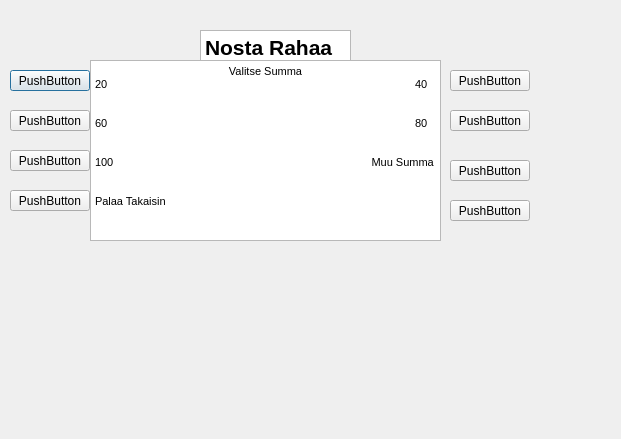
This is bankautomat/nostarahaa.ui in tvt21kmo-bank-project/group_6 as Qt 5 draws it before an edit. The edited form follows.
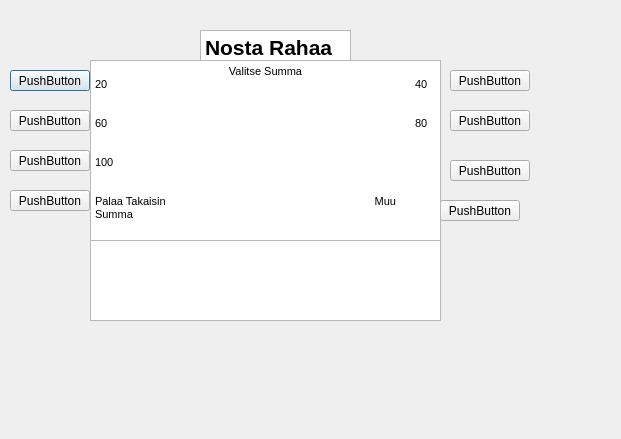
This is the edited form.

What changed in the file:
```diff
--- a/bankautomat/nostarahaa.ui
+++ b/bankautomat/nostarahaa.ui
@@ -94,20 +94,7 @@
   <widget class="QPushButton" name="pushButton_Muu_Summa">
    <property name="geometry">
     <rect>
-     <x>450</x>
-     <y>160</y>
-     <width>80</width>
-     <height>21</height>
-    </rect>
-   </property>
-   <property name="text">
-    <string>PushButton</string>
-   </property>
-  </widget>
-  <widget class="QPushButton" name="pushButton_8">
-   <property name="geometry">
-    <rect>
-     <x>450</x>
+     <x>440</x>
      <y>200</y>
      <width>80</width>
      <height>21</height>
@@ -117,6 +104,19 @@
     <string>PushButton</string>
    </property>
   </widget>
+  <widget class="QPushButton" name="pushButton_8">
+   <property name="geometry">
+    <rect>
+     <x>450</x>
+     <y>160</y>
+     <width>80</width>
+     <height>21</height>
+    </rect>
+   </property>
+   <property name="text">
+    <string>PushButton</string>
+   </property>
+  </widget>
   <widget class="QTextBrowser" name="textBrowser">
    <property name="geometry">
     <rect>
@@ -155,10 +155,20 @@
 &lt;p style=&quot; margin-top:0px; margin-bottom:0px; margin-left:0px; margin-right:0px; -qt-block-indent:0; text-indent:0px;&quot;&gt;60				80&lt;/p&gt;
 &lt;p style=&quot;-qt-paragraph-type:empty; margin-top:0px; margin-bottom:0px; margin-left:0px; margin-right:0px; -qt-block-indent:0; text-indent:0px;&quot;&gt;&lt;br /&gt;&lt;/p&gt;
 &lt;p style=&quot;-qt-paragraph-type:empty; margin-top:0px; margin-bottom:0px; margin-left:0px; margin-right:0px; -qt-block-indent:0; text-indent:0px;&quot;&gt;&lt;br /&gt;&lt;/p&gt;
-&lt;p style=&quot; margin-top:0px; margin-bottom:0px; margin-left:0px; margin-right:0px; -qt-block-indent:0; text-indent:0px;&quot;&gt;100			            Muu Summa&lt;/p&gt;
+&lt;p style=&quot; margin-top:0px; margin-bottom:0px; margin-left:0px; margin-right:0px; -qt-block-indent:0; text-indent:0px;&quot;&gt;100			          &lt;/p&gt;
 &lt;p style=&quot;-qt-paragraph-type:empty; margin-top:0px; margin-bottom:0px; margin-left:0px; margin-right:0px; -qt-block-indent:0; text-indent:0px;&quot;&gt;&lt;br /&gt;&lt;/p&gt;
 &lt;p style=&quot;-qt-paragraph-type:empty; margin-top:0px; margin-bottom:0px; margin-left:0px; margin-right:0px; -qt-block-indent:0; text-indent:0px;&quot;&gt;&lt;br /&gt;&lt;/p&gt;
-&lt;p style=&quot; margin-top:0px; margin-bottom:0px; margin-left:0px; margin-right:0px; -qt-block-indent:0; text-indent:0px;&quot;&gt;Palaa Takaisin&lt;/p&gt;&lt;/body&gt;&lt;/html&gt;</string>
+&lt;p style=&quot; margin-top:0px; margin-bottom:0px; margin-left:0px; margin-right:0px; -qt-block-indent:0; text-indent:0px;&quot;&gt;Palaa Takaisin 			             Muu Summa&lt;/p&gt;&lt;/body&gt;&lt;/html&gt;</string>
+   </property>
+  </widget>
+  <widget class="QTextBrowser" name="textBrowser_Infokentta">
+   <property name="geometry">
+    <rect>
+     <x>90</x>
+     <y>240</y>
+     <width>351</width>
+     <height>81</height>
+    </rect>
    </property>
   </widget>
  </widget>
```
